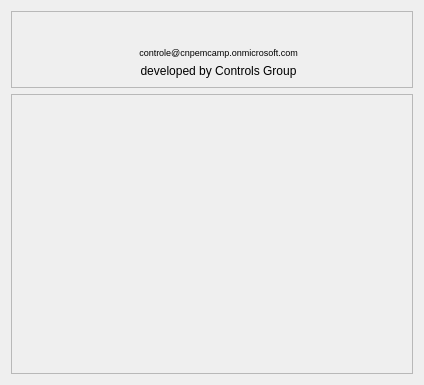
This is siriushlacon/regatron/ui/main.ui in lnls-sirius/pydm-opi as Qt 5 draws it before an edit. The edited form follows.
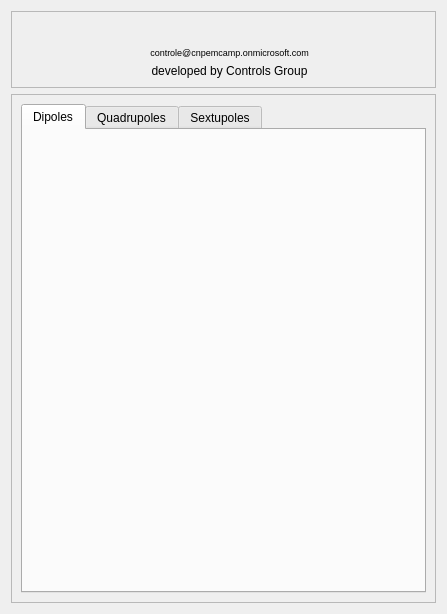
This is the edited form. Icons and pictures are not drawn.

Commit message: regatron: Main interface

What changed in the file:
```diff
--- a/siriushlacon/regatron/ui/main.ui
+++ b/siriushlacon/regatron/ui/main.ui
@@ -6,8 +6,8 @@
    <rect>
     <x>0</x>
     <y>0</y>
-    <width>424</width>
-    <height>385</height>
+    <width>447</width>
+    <height>614</height>
    </rect>
   </property>
   <property name="windowTitle">
@@ -501,10 +501,34 @@
        <rect>
         <x>0</x>
         <y>0</y>
-        <width>404</width>
-        <height>280</height>
+        <width>427</width>
+        <height>509</height>
        </rect>
       </property>
+      <layout class="QGridLayout" name="gridLayout_2">
+       <item row="0" column="0">
+        <widget class="QTabWidget" name="tabWidget">
+         <property name="currentIndex">
+          <number>0</number>
+         </property>
+         <widget class="QWidget" name="tabDipoles">
+          <attribute name="title">
+           <string>Dipoles</string>
+          </attribute>
+         </widget>
+         <widget class="QWidget" name="tabQuadrupoles">
+          <attribute name="title">
+           <string>Quadrupoles</string>
+          </attribute>
+         </widget>
+         <widget class="QWidget" name="tabSextupoles">
+          <attribute name="title">
+           <string>Sextupoles</string>
+          </attribute>
+         </widget>
+        </widget>
+       </item>
+      </layout>
      </widget>
     </widget>
    </item>
```
The commit also changes 1 other file.
